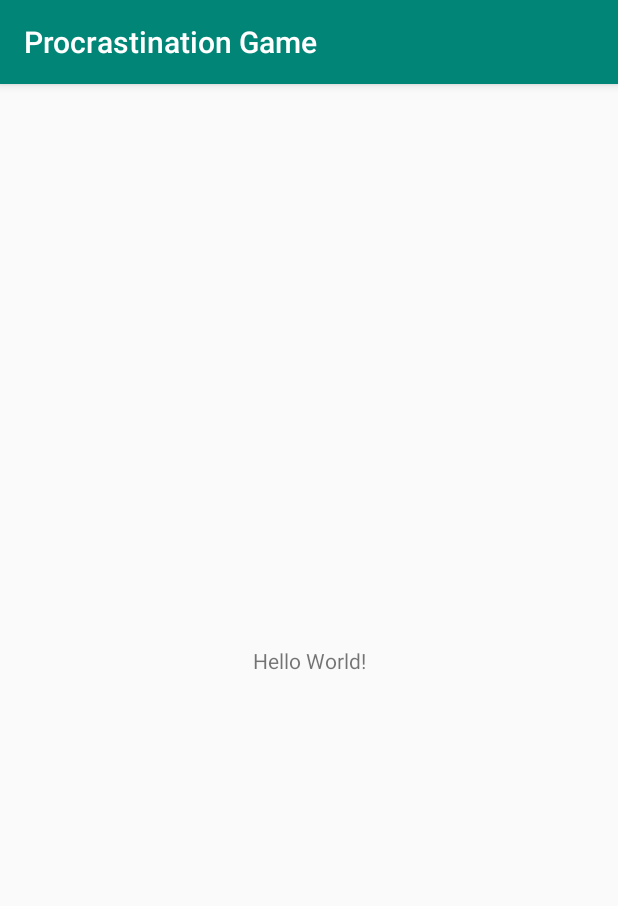
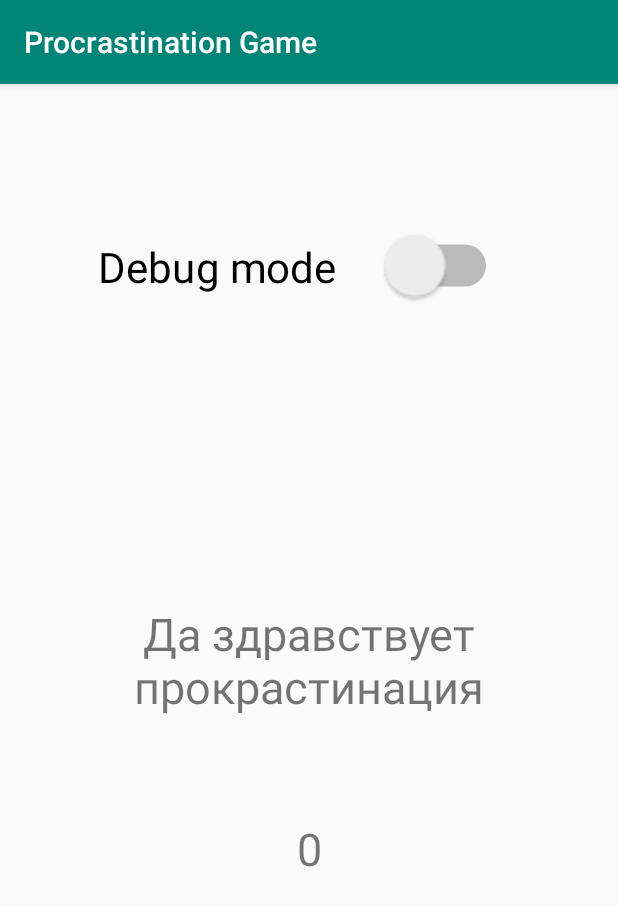
Before and after one commit to IfelpsI/Procrastination-Game, an Android app: the screen it shows after launch (MainActivity), on a phone screen of 412 x 824 dp. Shown: the top 906 px of the screen. Run offline under Robolectric (Android 15) with nearby library versions, the phone set to English and light mode, and no system bars.

Commit message:
Added settings saving

```diff
--- a/Android/app/build.gradle
+++ b/Android/app/build.gradle
@@ -30,4 +30,5 @@ dependencies {
     testImplementation 'junit:junit:4.12'
     androidTestImplementation 'com.android.support.test:runner:1.0.2'
     androidTestImplementation 'com.android.support.test.espresso:espresso-core:3.0.2'
+    implementation 'com.android.support:recyclerview-v7:28.0.0'
 }
--- a/Android/app/src/main/java/com/example/procrastinationgame/MainActivity.kt
+++ b/Android/app/src/main/java/com/example/procrastinationgame/MainActivity.kt
@@ -2,11 +2,55 @@ package com.example.procrastinationgame
 
 import android.support.v7.app.AppCompatActivity
 import android.os.Bundle
+import android.content.SharedPreferences
+import kotlinx.android.synthetic.main.activity_main.*
+import android.widget.Toast
+
 
 class MainActivity : AppCompatActivity() {
+
+    private var mTimeSpent = 0
+    private var isDebugMode = false
+    private val TIME_SPENT_UNLOCKED_PHONE = "mTimeSpent"
+    private val IS_DEBUG_MODE = "isDebugMode"
+    private var mPreferences: SharedPreferences? = null
+
+    private val sharedPrefFile = "com.example.android.procrstinationprefs"
 
     override fun onCreate(savedInstanceState: Bundle?) {
         super.onCreate(savedInstanceState)
         setContentView(R.layout.activity_main)
+
+        mPreferences = getSharedPreferences(sharedPrefFile, MODE_PRIVATE)
+
+        mTimeSpent = mPreferences!!.getInt(TIME_SPENT_UNLOCKED_PHONE, 0)
+        time_spent.text = mTimeSpent.toString()
+
+        isDebugMode = mPreferences!!.getBoolean(IS_DEBUG_MODE, false)
+
+        if (isDebugMode) {
+            switch1.isChecked = true
+        }
+
+        switch1.setOnClickListener {
+            isDebugMode = switch1.isChecked
+            if (switch1.isChecked) {
+                val text = resources.getString(R.string.switched)
+                Toast.makeText(this, text, Toast.LENGTH_SHORT).show()
+            } else {
+                val text = resources.getString(R.string.not_switched)
+                Toast.makeText(this, text, Toast.LENGTH_SHORT).show()
+            }
+        }
     }
+
+    override fun onPause() {
+        super.onPause()
+
+        val preferencesEditor = mPreferences!!.edit()
+        preferencesEditor.putInt(TIME_SPENT_UNLOCKED_PHONE, mTimeSpent)
+        preferencesEditor.putBoolean(IS_DEBUG_MODE, isDebugMode)
+        preferencesEditor.apply()
+    }
+
 }
--- a/Android/app/src/main/res/layout/activity_main.xml
+++ b/Android/app/src/main/res/layout/activity_main.xml
@@ -10,10 +10,30 @@
     <TextView
             android:layout_width="wrap_content"
             android:layout_height="wrap_content"
-            android:text="Hello World!"
+            android:text="@string/welcome_message"
             app:layout_constraintBottom_toBottomOf="parent"
             app:layout_constraintLeft_toLeftOf="parent"
             app:layout_constraintRight_toRightOf="parent"
-            app:layout_constraintTop_toTopOf="parent"/>
+            app:layout_constraintTop_toTopOf="parent" android:textSize="30sp" android:textAlignment="center"
+            android:id="@+id/textView2"/>
+    <Switch
+            android:text="@string/switch_text"
+            android:layout_width="140dp"
+            android:layout_height="58dp"
+            android:id="@+id/switch1" android:scrollbarSize="4dp"
+            android:textSize="14dp"
+            android:scaleX="2"
+            android:scaleY="2" android:layout_marginStart="8dp" app:layout_constraintStart_toStartOf="parent"
+            android:layout_marginEnd="8dp" app:layout_constraintEnd_toEndOf="parent" android:layout_marginTop="92dp"
+            app:layout_constraintTop_toTopOf="parent" app:layout_constraintHorizontal_bias="0.498"/>
+    <TextView
+            android:text="00:00:00"
+            android:layout_width="141dp"
+            android:layout_height="72dp"
+            android:id="@+id/time_spent" app:layout_constraintStart_toStartOf="parent" android:layout_marginStart="8dp"
+            android:layout_marginBottom="148dp"
+            app:layout_constraintBottom_toBottomOf="parent" app:layout_constraintEnd_toEndOf="parent"
+            android:layout_marginEnd="8dp" android:textAlignment="center" android:textSize="30dp"
+            android:layout_marginTop="8dp" app:layout_constraintTop_toBottomOf="@+id/textView2"/>
 
 </android.support.constraint.ConstraintLayout>
--- a/Android/app/src/main/res/values/strings.xml
+++ b/Android/app/src/main/res/values/strings.xml
@@ -1,3 +1,7 @@
 <resources>
     <string name="app_name">Procrastination Game</string>
+    <string name="not_switched">Debug mode off</string>
+    <string name="switched">Debug mode on</string>
+    <string name="welcome_message">Да здравствует прокрастинация</string>
+    <string name="switch_text">Debug mode</string>
 </resources>
```
Also changed, not shown: 1 other file.
